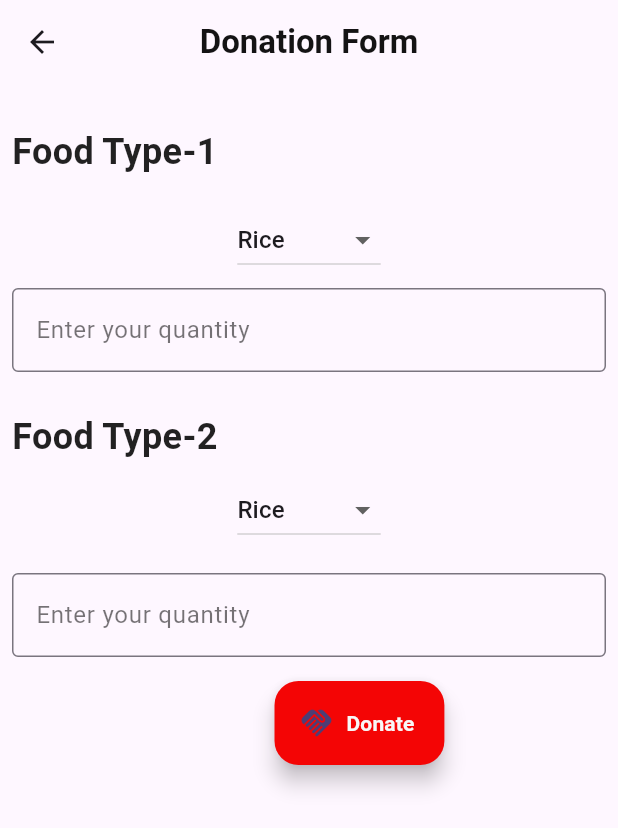
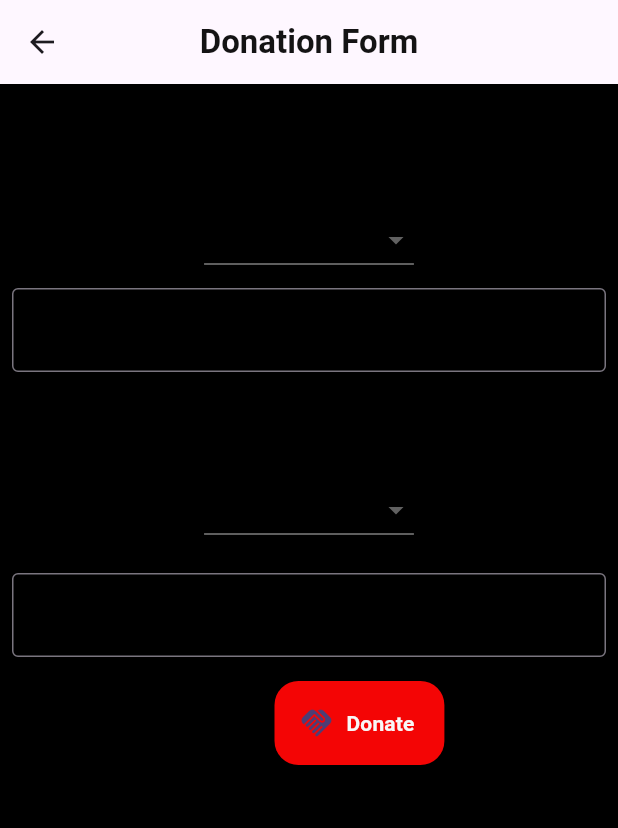
Before and after one commit to VasantatiChitraksh/FeedForward, a Flutter app: the Donation_form screen opened directly, on a phone screen of 412 x 824 dp. Shown: the top 828 px of the screen. Run offline on Flutter 3.47's test engine with Material 3 defaults, Android fonts, the phone set to English and light mode, and no system bars; our stand-ins replace cloud_firestore, firebase_auth, firebase_core, flutter_map, geolocator, image_picker and 2 more; accounts and stored records are empty.

Commit message:
donations

```diff
--- a/fbm_app/lib/Pages/Forms/donationform.dart
+++ b/fbm_app/lib/Pages/Forms/donationform.dart
@@ -12,17 +12,18 @@ class Donation_form extends StatefulWidget {
 
 class _DonationFormState extends State<Donation_form> {
   final List<String> _selected = [
-    'Rice',
-    'wheat',
-    'Pulses',
-    'Red Gram',
-    'Ragi'
+    'Rice(kg/g)',
+    'pulses(g)',
+    'Complex_meals',
+    'Simple_meals',
+    'Bread'
   ];
   String Selected_item = "Rice";
 
   @override
   Widget build(BuildContext context) {
     return Scaffold(
+        backgroundColor: Colors.black,
         appBar: AppBar(
           title: const Text("Donation Form",
               style: TextStyle(
```
